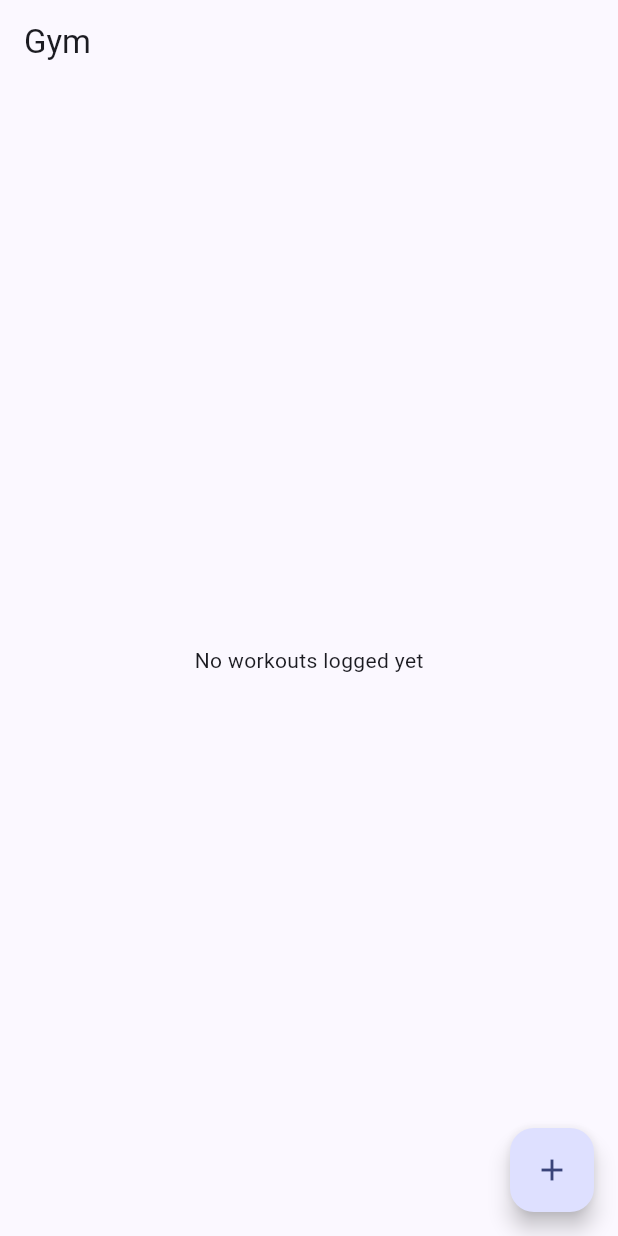
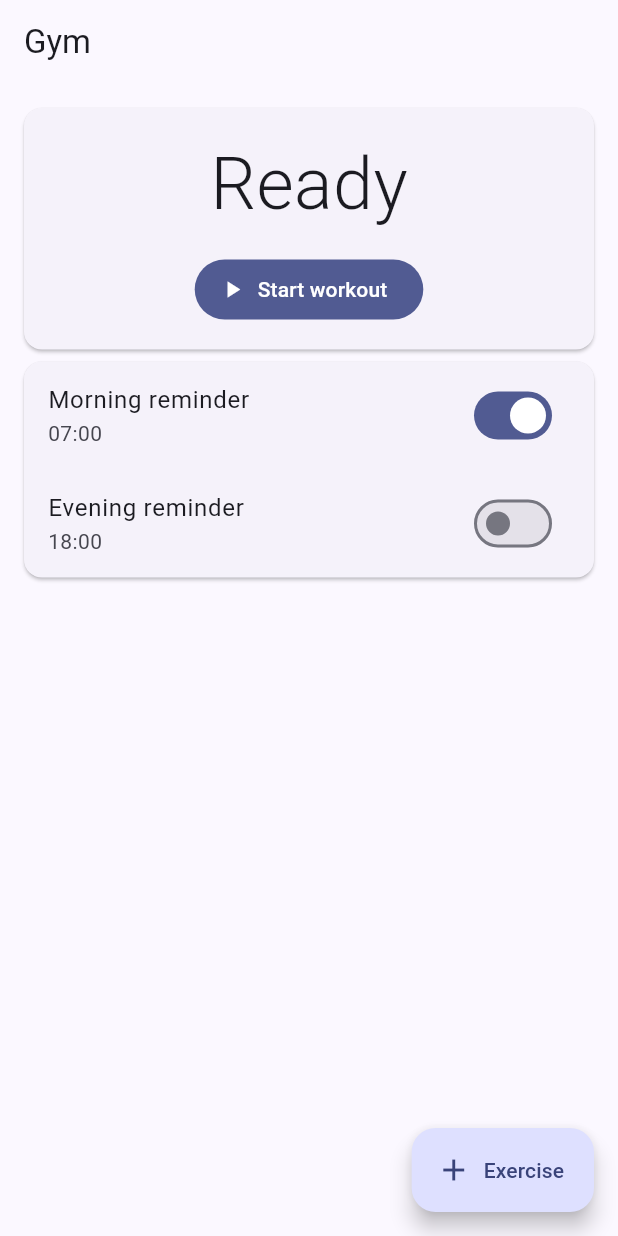
Before and after one commit to kookoocoder/focus, a Flutter app: the GymScreen screen opened directly, on a phone screen of 412 x 824 dp. Run offline on Flutter 3.47's test engine with Material 3 defaults, Android fonts, the phone set to English and light mode, and no system bars; our stand-ins replace flutter_local_notifications, flutter_secure_storage, shared_preferences, timezone; missing offline and left inert: workmanager; accounts and stored records are empty; statements that could not run were skipped.

Commit message:
Gym: reminder time settings, workout timer with rest countdown, grouped log
Co-authored-by: Cursor <cursoragent@cursor.com>

```diff
--- a/app/lib/features/gym/gym_screen.dart
+++ b/app/lib/features/gym/gym_screen.dart
@@ -1,7 +1,13 @@
+import 'dart:async';
 import 'package:flutter/material.dart';
+import 'package:flutter/services.dart';
+import '../../core/notifications.dart';
 import '../../core/store.dart';
 
-/// Simple gym log: one entry per exercise set group, grouped by date.
+const _logKey = 'gym';
+const _settingsKey = 'gymSettings';
+const _morningId = 101, _eveningId = 102, _restId = 103;
+
 class GymScreen extends StatefulWidget {
   const GymScreen({super.key});
   @override
@@ -9,29 +15,132 @@ class GymScreen extends StatefulWidget {
 }
 
 class _GymScreenState extends State<GymScreen> {
-  static const _key = 'gym';
-  List<Map<String, dynamic>> log = [];
+  List<Map<String, dynamic>> log =
+      (Store.read<List>(_logKey) ?? []).cast<Map<String, dynamic>>();
+  Map<String, dynamic> settings = Store.read<Map<String, dynamic>>(_settingsKey) ??
+      {'morningOn': true, 'morning': '07:00', 'eveningOn': false, 'evening': '18:00'};
+
+  DateTime? workoutStart;
+  int restLeft = 0;
+  Timer? _tick;
+
+  String get today => DateTime.now().toIso8601String().substring(0, 10);
 
   @override
   void initState() {
     super.initState();
-    log = (Store.read<List>(_key) ?? []).cast<Map<String, dynamic>>();
+    if (Store.read<Map<String, dynamic>>(_settingsKey) == null) _applyReminders();
   }
 
-  Future<void> _add() async {
+  @override
+  void dispose() {
+    _tick?.cancel();
+    super.dispose();
+  }
+
+  // ---------- reminders ----------
+
+  Future<void> _applyReminders() async {
+    await Store.write(_settingsKey, settings);
+    for (final (key, id, label) in [
+      ('morning', _morningId, 'Morning'),
+      ('evening', _eveningId, 'Evening'),
+    ]) {
+      if (settings['${key}On'] == true) {
+        final p = (settings[key] as String).split(':');
+        await Notifier.daily(id, int.parse(p[0]), int.parse(p[1]),
+            'Gym time 💪', '$label workout. Open Focus to start the timer.');
+      } else {
+        await Notifier.cancel(id);
+      }
+    }
+    setState(() {});
+  }
+
+  Future<void> _pickTime(String key) async {
+    final p = (settings[key] as String).split(':');
+    final t = await showTimePicker(
+      context: context,
+      initialTime: TimeOfDay(hour: int.parse(p[0]), minute: int.parse(p[1])),
+    );
+    if (t == null) return;
+    settings[key] =
+        '${t.hour.toString().padLeft(2, '0')}:${t.minute.toString().padLeft(2, '0')}';
+    settings['${key}On'] = true;
+    await _applyReminders();
+  }
+
+  // ---------- timer ----------
+
+  void _ensureTicking() {
+    _tick ??= Timer.periodic(const Duration(seconds: 1), (_) {
+      if (restLeft > 0) {
+        restLeft--;
+        if (restLeft == 0) {
+          HapticFeedback.heavyImpact();
+          Notifier.show(_restId, 'Rest over', 'Next set!',
+              channel: 'gym', channelName: 'Gym');
+        }
+      }
+      if (workoutStart == null && restLeft == 0) {
+        _tick?.cancel();
+        _tick = null;
+      }
+      setState(() {});
+    });
+  }
+
+  void _toggleWorkout() {
+    if (workoutStart == null) {
+      workoutStart = DateTime.now();
+      _ensureTicking();
+    } else {
+      final mins = DateTime.now().difference(workoutStart!).inMinutes;
+      log.insert(0, {'date': today, 'name': 'Workout session', 'mins': mins});
+      Store.write(_logKey, log);
+      workoutStart = null;
+      restLeft = 0;
+    }
+    setState(() {});
+  }
+
+  void _rest(int s) {
+    restLeft = s;
+    _ensureTicking();
+    setState(() {});
+  }
+
+  String _fmt(int sec) =>
+      '${(sec ~/ 60).toString().padLeft(2, '0')}:${(sec % 60).toString().padLeft(2, '0')}';
+
+  // ---------- log ----------
+
+  Future<void> _addExercise() async {
     final name = TextEditingController();
     final sets = TextEditingController();
     final reps = TextEditingController();
     final kg = TextEditingController();
+    Widget num(TextEditingController c, String l) => Expanded(
+        child: TextField(
+            controller: c,
+            keyboardType: TextInputType.number,
+            decoration: InputDecoration(labelText: l)));
     final ok = await showDialog<bool>(
       context: context,
       builder: (ctx) => AlertDialog(
         title: const Text('Log exercise'),
         content: Column(mainAxisSize: MainAxisSize.min, children: [
-          TextField(controller: name, decoration: const InputDecoration(labelText: 'Exercise')),
-          TextField(controller: sets, keyboardType: TextInputType.number, decoration: const InputDecoration(labelText: 'Sets')),
-          TextField(controller: reps, keyboardType: TextInputType.number, decoration: const InputDecoration(labelText: 'Reps')),
-          TextField(controller: kg, keyboardType: TextInputType.number, decoration: const InputDecoration(labelText: 'Weight (kg)')),
+          TextField(
+              controller: name,
+              autofocus: true,
+              decoration: const InputDecoration(labelText: 'Exercise')),
+          Row(children: [
+            num(sets, 'Sets'),
+            const SizedBox(width: 8),
+            num(reps, 'Reps'),
+            const SizedBox(width: 8),
+            num(kg, 'kg'),
+          ]),
         ]),
         actions: [
           TextButton(onPressed: () => Navigator.pop(ctx, false), child: const Text('Cancel')),
@@ -41,43 +150,98 @@ class _GymScreenState extends State<GymScreen> {
     );
     if (ok == true && name.text.trim().isNotEmpty) {
       log.insert(0, {
-        'date': DateTime.now().toIso8601String().substring(0, 10),
+        'date': today,
         'name': name.text.trim(),
         'sets': sets.text,
         'reps': reps.text,
         'kg': kg.text,
       });
-      Store.write(_key, log);
+      Store.write(_logKey, log);
       setState(() {});
     }
   }
 
   @override
   Widget build(BuildContext context) {
+    final running = workoutStart != null;
+    final elapsed =
+        running ? DateTime.now().difference(workoutStart!).inSeconds : 0;
+    final dates = log.map((e) => e['date'] as String).toSet().toList();
+
     return Scaffold(
       appBar: AppBar(title: const Text('Gym')),
-      floatingActionButton: FloatingActionButton(onPressed: _add, child: const Icon(Icons.add)),
-      body: log.isEmpty
-          ? const Center(child: Text('No workouts logged yet'))
-          : ListView.builder(
-              itemCount: log.length,
-              itemBuilder: (_, i) {
-                final e = log[i];
-                return Dismissible(
-                  key: ValueKey('${e['date']}${e['name']}$i'),
-                  onDismissed: (_) {
-                    log.removeAt(i);
-                    Store.write(_key, log);
-                    setState(() {});
+      floatingActionButton: FloatingActionButton.extended(
+          onPressed: _addExercise,
+          icon: const Icon(Icons.add),
+          label: const Text('Exercise')),
+      body: ListView(padding: const EdgeInsets.fromLTRB(12, 12, 12, 88), children: [
+        Card(
+          child: Padding(
+            padding: const EdgeInsets.all(16),
+            child: Column(children: [
+              Text(running ? _fmt(elapsed) : 'Ready',
+                  style: const TextStyle(fontSize: 48, fontWeight: FontWeight.w300)),
+              if (restLeft > 0)
+                Text('Rest ${_fmt(restLeft)}',
+                    style: TextStyle(
+                        fontSize: 20, color: Theme.of(context).colorScheme.primary)),
+              const SizedBox(height: 12),
+              FilledButton.icon(
+                onPressed: _toggleWorkout,
+                icon: Icon(running ? Icons.stop : Icons.play_arrow),
+                label: Text(running ? 'Finish workout' : 'Start workout'),
+              ),
+              if (running) ...[
+                const SizedBox(height: 8),
+                Wrap(spacing: 8, children: [
+                  for (final s in [60, 90, 120])
+                    ActionChip(label: Text('Rest ${s}s'), onPressed: () => _rest(s)),
+                ]),
+              ],
+            ]),
+          ),
+        ),
+        Card(
+          child: Column(children: [
+            for (final (key, label) in [('morning', 'Morning reminder'), ('evening', 'Evening reminder')])
+              ListTile(
+                title: Text(label),
+                subtitle: Text(settings[key]),
+                onTap: () => _pickTime(key),
+                trailing: Switch(
+                  value: settings['${key}On'] == true,
+                  onChanged: (v) {
+                    settings['${key}On'] = v;
+                    _applyReminders();
                   },
-                  child: ListTile(
-                    title: Text(e['name']),
-                    subtitle: Text('${e['sets']} x ${e['reps']} @ ${e['kg']} kg'),
-                    trailing: Text(e['date']),
-                  ),
-                );
-              },
+                ),
+              ),
+          ]),
+        ),
+        for (final d in dates) ...[
+          Padding(
+            padding: const EdgeInsets.fromLTRB(4, 16, 4, 4),
+            child: Text(d == today ? 'Today' : d,
+                style: Theme.of(context).textTheme.titleSmall),
+          ),
+          for (final e in log.where((e) => e['date'] == d))
+            ListTile(
+              dense: true,
+              title: Text(e['name']),
+              subtitle: Text(e['mins'] != null
+                  ? '${e['mins']} min'
+                  : '${e['sets']} × ${e['reps']} @ ${e['kg']} kg'),
+              trailing: IconButton(
+                icon: const Icon(Icons.close, size: 18),
+                onPressed: () {
+                  log.remove(e);
+                  Store.write(_logKey, log);
+                  setState(() {});
+                },
+              ),
             ),
+        ],
+      ]),
     );
   }
 }
```
